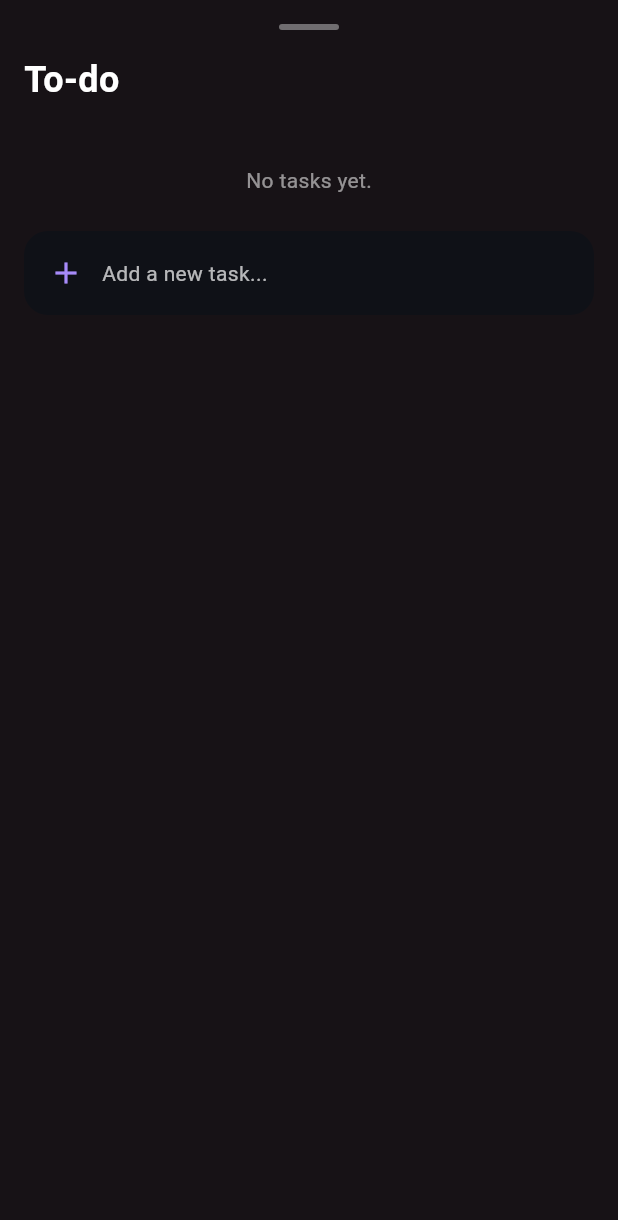
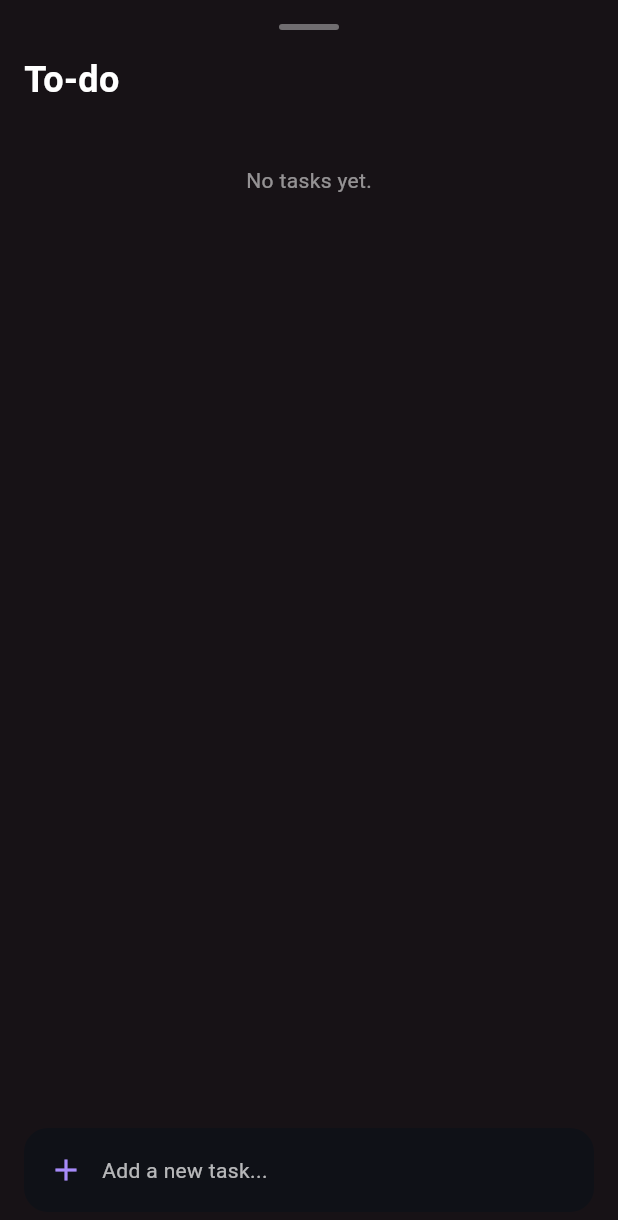
Before and after one commit to Migui-Alcantara/Drift, a Flutter app: the TodoScreen widget shown alone on an empty page, opened directly with empty values, on a phone screen of 412 x 824 dp. Shown: the top 1220 px of the screen. Run offline on Flutter 3.47's test engine with Material 3 defaults, Android fonts, the phone set to English and light mode, and no system bars; our stand-ins replace device_preview.

Commit message:
implement functional scenes and fixed todo layout

```diff
--- a/lib/screens/todo_screen.dart
+++ b/lib/screens/todo_screen.dart
@@ -23,17 +23,20 @@ class _TodoScreenState extends State<TodoScreen> {
 @override
 Widget build(BuildContext context) {
   return SafeArea(
-      child: Padding(
-        padding: const EdgeInsets.all(16),
     child: Column(
-          mainAxisSize: MainAxisSize.min,
-          crossAxisAlignment: CrossAxisAlignment.start,
+      children: [
+        // Fixed header
+        Padding(
+          padding: const EdgeInsets.fromLTRB(16, 16, 16, 0),
+          child: Column(
             children: [
               _dragHandle(),
 
               const SizedBox(height: 16),
 
-            const Text(
+              const Align(
+                alignment: Alignment.centerLeft,
+                child: Text(
                   'To-do',
                   style: TextStyle(
                     color: Colors.white,
@@ -41,9 +44,19 @@ class _TodoScreenState extends State<TodoScreen> {
                     fontWeight: FontWeight.bold,
                   ),
                 ),
+              ),
 
               const SizedBox(height: 20),
+            ],
+          ),
+        ),
 
+        // Scrollable task list
+        Expanded(
+          child: SingleChildScrollView(
+            padding: const EdgeInsets.symmetric(horizontal: 16),
+            child: Column(
+              children: [
                 if (widget.tasks.isEmpty)
                   const Padding(
                     padding: EdgeInsets.symmetric(vertical: 20),
@@ -63,9 +76,16 @@ class _TodoScreenState extends State<TodoScreen> {
                     (index) => _todoRow(index),
                   ),
 
-            const SizedBox(height: 4),
+                const SizedBox(height: 16),
+              ],
+            ),
+          ),
+        ),
 
-            GestureDetector(
+        // Fixed add-task button
+        Padding(
+          padding: const EdgeInsets.fromLTRB(16, 4, 16, 16),
+          child: GestureDetector(
             onTap: () async {
               await widget.onAdd();
               setState(() {});
@@ -97,10 +117,8 @@ class _TodoScreenState extends State<TodoScreen> {
               ),
             ),
           ),
-
-            const SizedBox(height: 16),
+        ),
       ],
-        ),
     ),
   );
 }
--- a/pubspec.yaml
+++ b/pubspec.yaml
@@ -24,6 +24,9 @@ dev_dependencies:
 
 flutter:
   uses-material-design: true
+
+  assets:
+   - assets/images/
   # Put images, fonts and sounds in assets/ and list them here, for example:
   # assets:
   #   - assets/images/
```
Also changed, not shown: lib/data/scene.dart (added, +28 -0 lines), lib/screens/home_screen.dart (+53 -13 lines), lib/screens/scenes_screen.dart (+88 -16 lines), assets/images/cozy_cafe.jpg (added), assets/images/rainy_window.jpg (added), 2 other files. Lines whose indentation alone changed are shown as unchanged.
